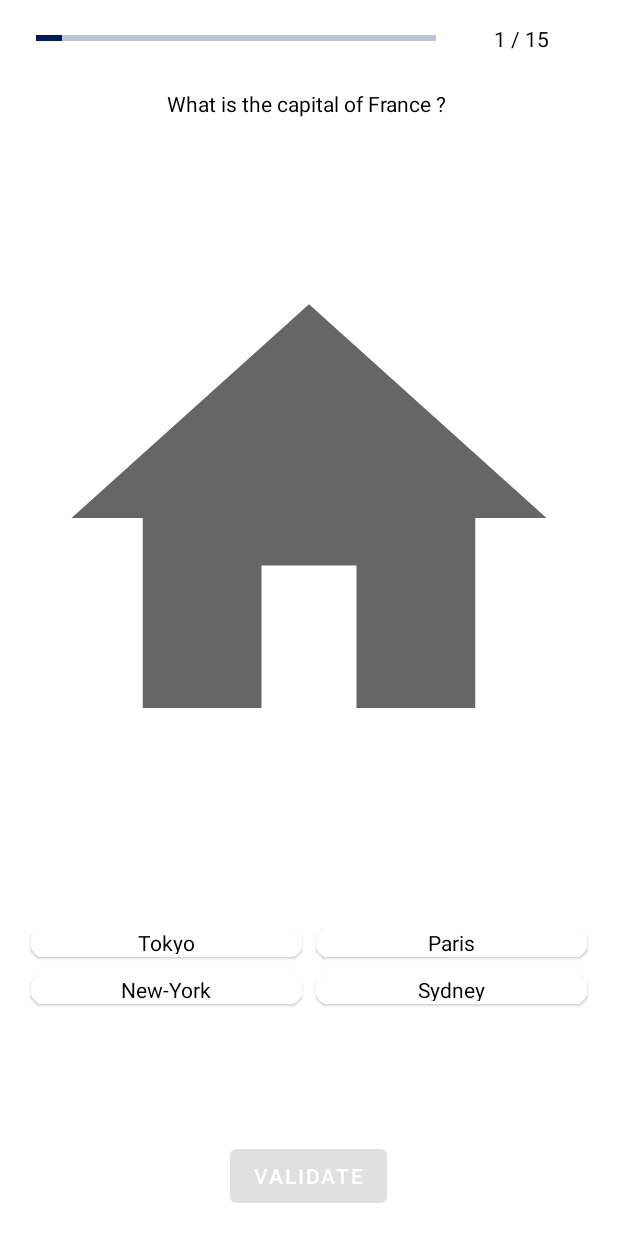
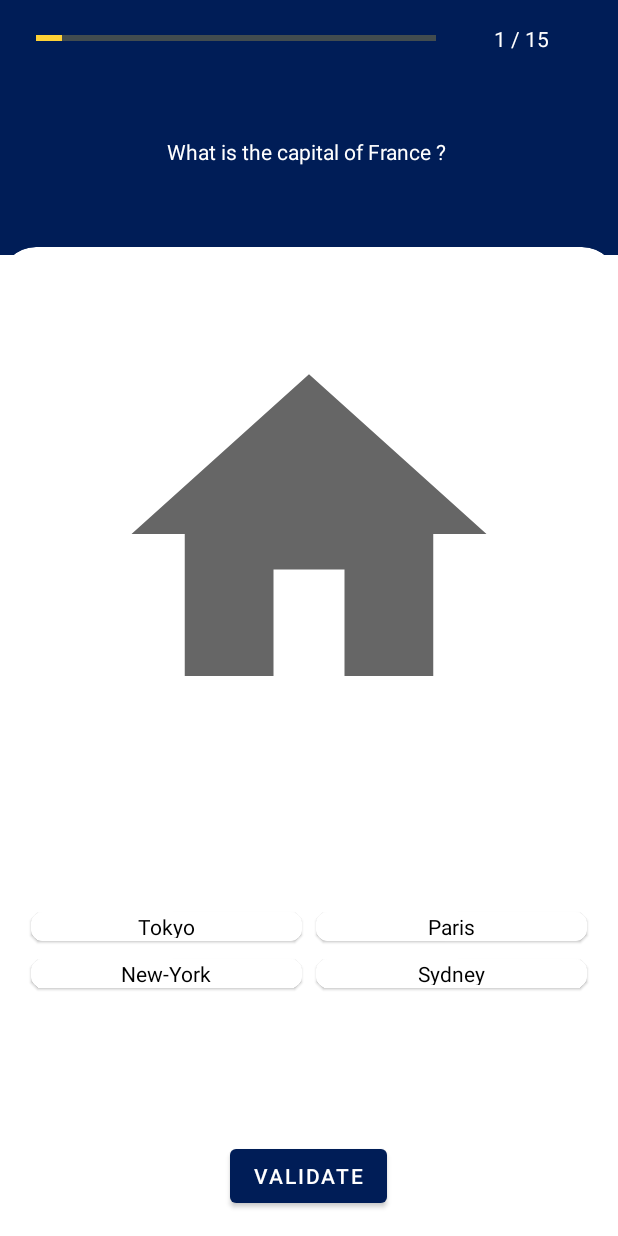
Before and after one commit to Si-Ekang/EKANG, an Android app: the QuizFragment screen opened directly, with no data from a screen before it, on a phone screen of 412 x 824 dp. Run offline under Robolectric (Android 15) with nearby library versions, the phone set to English and light mode, and no system bars; our stand-ins replace Dagger/Hilt's generated code, Room's generated code, Timber, data binding; libraries missing offline, so code that uses them is left out: android.net.http; 1 statement that could not run was skipped.

Commit message:
Master : change toolbar background color + quiz top bar background color

```diff
--- a/app/src/main/java/com/siekang/ui/mainactivity/MainActivity.kt
+++ b/app/src/main/java/com/siekang/ui/mainactivity/MainActivity.kt
@@ -231,7 +231,7 @@ class MainActivity : AppCompatActivity(), View.OnFocusChangeListener, View.OnTou
     override fun afterTextChanged(s: Editable?) {
         Timber.e("afterTextChanged() : ${s.toString()}")
 
-        binding.layoutContentToolbar.tietWordTranslate.setCompoundDrawables(
+        binding.layoutContentToolbar.tietWordTranslate.setCompoundDrawablesWithIntrinsicBounds(
             ContextCompat.getDrawable(this@MainActivity, R.drawable.ic_search),
             null,
             if (s.toString().isEmpty()) null else ContextCompat.getDrawable(
--- a/app/src/main/java/com/siekang/ui/quiz/QuizFragment.kt
+++ b/app/src/main/java/com/siekang/ui/quiz/QuizFragment.kt
@@ -5,6 +5,7 @@ import android.os.Bundle
 import android.view.LayoutInflater
 import android.view.View
 import android.view.ViewGroup
+import android.widget.Toast
 import androidx.fragment.app.Fragment
 import androidx.fragment.app.activityViewModels
 import com.google.android.material.card.MaterialCardView
@@ -46,6 +47,7 @@ class QuizFragment : Fragment(), View.OnClickListener {
      */
     interface OnCorrectAnswer {
         fun correctAnswer()
+        // fun onWrongAnswer() // for stats purpose (feature to develop later)
     }
 
     private var listener: OnCorrectAnswer? = null
@@ -85,6 +87,8 @@ class QuizFragment : Fragment(), View.OnClickListener {
     override fun onViewCreated(view: View, savedInstanceState: Bundle?) {
         super.onViewCreated(view, savedInstanceState)
 
+        initVariables()
+
         tbGroup = binding.tbGroup
 
         binding.quiz = item
@@ -96,6 +100,11 @@ class QuizFragment : Fragment(), View.OnClickListener {
     override fun onDestroyView() {
         super.onDestroyView()
         _viewBinding = null
+    }
+
+    private fun initVariables() {
+        mViewModel.isAnswerSelected(false)
+        if (null != selectedAnswer) selectedAnswer = null
     }
 
 
@@ -129,12 +138,20 @@ class QuizFragment : Fragment(), View.OnClickListener {
     fun checkAnswers() {
         Timber.e("checkAnswers()")
 
+        if (null == selectedAnswer) {
+            Timber.e("No answer has been selected")
+            Toast.makeText(requireActivity(), "Please selected an answer", Toast.LENGTH_LONG).show()
+            return
+        }
+
         if (item.correctAnswer != selectedAnswer) {
             // Not correct
             Timber.e("wrong answer")
             return
         } else {
             listener?.correctAnswer()
+            // reset variables
+            initVariables()
         }
     }
 
--- a/app/src/main/res/layout/activity_quiz.xml
+++ b/app/src/main/res/layout/activity_quiz.xml
@@ -1,16 +1,45 @@
 <?xml version="1.0" encoding="utf-8"?>
-<androidx.constraintlayout.widget.ConstraintLayout xmlns:android="http://schemas.android.com/apk/res/android"
+<FrameLayout xmlns:android="http://schemas.android.com/apk/res/android"
     xmlns:app="http://schemas.android.com/apk/res-auto"
     xmlns:tools="http://schemas.android.com/tools"
     android:layout_width="match_parent"
+    android:layout_height="match_parent">
+
+    <View
+        android:id="@+id/app_bar_quiz"
+        android:layout_width="match_parent"
+        android:layout_height="@dimen/default_backdrop"
+        android:background="@color/colorPrimary"
+        app:layout_constraintBottom_toTopOf="@id/guideline_top"
+        app:layout_constraintTop_toTopOf="parent" />
+
+    <androidx.constraintlayout.widget.ConstraintLayout
+        android:layout_width="match_parent"
         android:layout_height="match_parent"
-    android:padding="16dp"
         tools:context=".ui.quiz.QuizActivity">
+
+        <androidx.constraintlayout.widget.Guideline
+            android:id="@+id/guideline_top"
+            android:layout_width="0dp"
+            android:layout_height="0dp"
+            android:orientation="horizontal"
+            app:layout_constraintGuide_percent=".2" />
+
+        <com.google.android.material.card.MaterialCardView
+            android:layout_width="match_parent"
+            android:layout_height="0dp"
+            android:elevation="0dp"
+            app:cardCornerRadius="@dimen/big_margin"
+            app:cardElevation="0dp"
+            app:layout_constraintBottom_toBottomOf="parent"
+            app:layout_constraintTop_toBottomOf="@id/guideline_top" />
 
         <androidx.appcompat.widget.LinearLayoutCompat
             android:id="@+id/ll_progression_container"
             android:layout_width="match_parent"
             android:layout_height="wrap_content"
+            android:layout_margin="16dp"
+            android:elevation="@dimen/extra_small_margin"
             android:gravity="center"
             android:orientation="horizontal"
             app:layout_constraintBottom_toTopOf="@id/view_pager2"
@@ -22,7 +51,11 @@
                 android:layout_height="wrap_content"
                 android:layout_marginHorizontal="8dp"
                 android:layout_weight="3"
-            android:progress="24" />
+                android:elevation="@dimen/extra_small_margin"
+                android:visibility="visible"
+                app:indicatorColor="@color/colorAccent"
+                tools:indicatorColor="@color/colorAccent"
+                tools:progress="24" />
 
             <com.google.android.material.textview.MaterialTextView
                 android:id="@+id/tv_question_count"
@@ -30,15 +63,19 @@
                 android:layout_height="wrap_content"
                 android:layout_marginHorizontal="8dp"
                 android:layout_weight=".5"
+                android:elevation="@dimen/extra_small_margin"
                 android:gravity="center"
+                android:textColor="@color/white"
                 tools:text="7 / 15" />
+        </androidx.appcompat.widget.LinearLayoutCompat>
 
-    </androidx.appcompat.widget.LinearLayoutCompat>
 
         <androidx.viewpager2.widget.ViewPager2
             android:id="@+id/view_pager2"
             android:layout_width="match_parent"
             android:layout_height="0dp"
+            android:layout_margin="16dp"
+            android:elevation="@dimen/extra_small_margin"
             android:paddingVertical="8dp"
             app:layout_constraintBottom_toTopOf="@id/ll_bottom_container"
             app:layout_constraintTop_toBottomOf="@id/ll_progression_container" />
@@ -47,6 +84,8 @@
             android:id="@+id/ll_bottom_container"
             android:layout_width="match_parent"
             android:layout_height="wrap_content"
+            android:layout_margin="16dp"
+            android:elevation="@dimen/extra_small_margin"
             android:gravity="center"
             app:layout_constraintBottom_toBottomOf="parent"
             app:layout_constraintTop_toBottomOf="@id/view_pager2">
@@ -62,3 +101,4 @@
         </androidx.appcompat.widget.LinearLayoutCompat>
 
     </androidx.constraintlayout.widget.ConstraintLayout>
+</FrameLayout>
--- a/app/src/main/res/layout/custom_toolbar.xml
+++ b/app/src/main/res/layout/custom_toolbar.xml
@@ -5,7 +5,7 @@
     android:id="@+id/appbar"
     android:layout_width="match_parent"
     android:layout_height="wrap_content"
-    android:background="@color/black">
+    android:background="@color/colorPrimary">
 
     <com.google.android.material.appbar.MaterialToolbar
         android:id="@+id/toolbar"
--- a/app/src/main/res/layout/fragment_quiz.xml
+++ b/app/src/main/res/layout/fragment_quiz.xml
@@ -15,16 +15,20 @@
 
     <androidx.constraintlayout.widget.ConstraintLayout
         android:layout_width="match_parent"
-        android:layout_height="match_parent">
+        android:layout_height="match_parent"
+        android:elevation="@dimen/extra_small_margin">
 
         <com.google.android.material.textview.MaterialTextView
             android:id="@+id/tv_question"
             android:layout_width="match_parent"
             android:layout_height="wrap_content"
             android:layout_margin="16dp"
+            android:elevation="@dimen/extra_small_margin"
             android:gravity="center"
             android:text='@{!TextUtils.isEmpty(quiz.question) ? quiz.question : "Error" }'
+            android:textColor="@color/white"
             app:layout_constraintTop_toTopOf="parent"
+            tools:background="@color/colorPrimary"
             tools:ignore="HardcodedText"
             tools:text="Dummy question : What is the capital of France" />
 
@@ -32,6 +36,7 @@
             android:id="@+id/iv_quiz_picture"
             android:layout_width="match_parent"
             android:layout_height="wrap_content"
+            android:layout_margin="@dimen/extra_big_margin"
             android:adjustViewBounds="true"
             android:scaleType="fitCenter"
             app:layout_constraintBottom_toTopOf="@id/tb_group"
--- a/app/src/main/res/values-land/dimens.xml
+++ b/app/src/main/res/values-land/dimens.xml
@@ -1,3 +1,6 @@
 <resources>
     <dimen name="fab_margin">48dp</dimen>
+
+
+    <dimen name="default_backdrop">270dp</dimen>
 </resources>
--- a/app/src/main/res/values/dimens.xml
+++ b/app/src/main/res/values/dimens.xml
@@ -28,4 +28,6 @@
     <dimen name="ultra_big_margin_tablet">72dp</dimen>
     <dimen name="ultra_ultra_big_margin_tablet">96dp</dimen>
 
+    <dimen name="default_backdrop">170dp</dimen>
+
 </resources>
```
Lines whose indentation alone changed are shown as unchanged.
